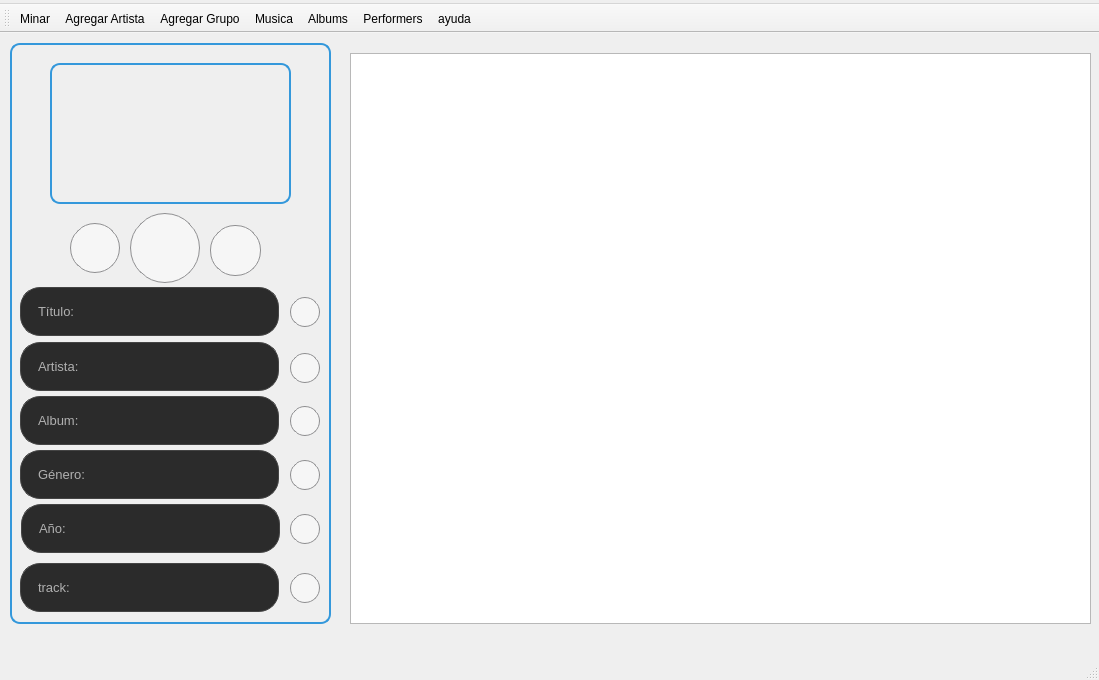
Ana-Luisa-GF/MyP-reproductorMP3-Ana-Luisa-GF, file src/mainwindow.ui: the form before one commit.
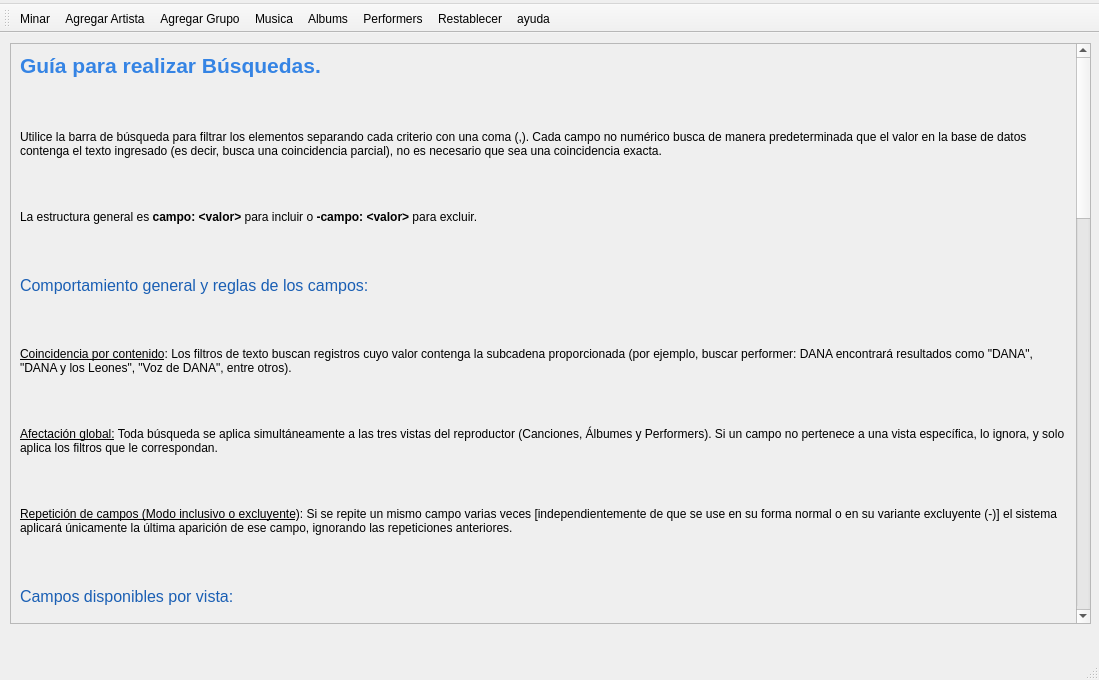
The form after the commit. The open tabs and pages were chosen to show the change. Icons and pictures are not drawn.

Commit message: Se añade boton para resetear las vistas y guía para realizar busquedas

The edit to the form file:
```diff
--- a/src/mainwindow.ui
+++ b/src/mainwindow.ui
@@ -1134,6 +1134,46 @@
       </widget>
      </widget>
     </widget>
+    <widget class="QWidget" name="page_7">
+     <widget class="QScrollArea" name="scrollArea">
+      <property name="geometry">
+       <rect>
+        <x>20</x>
+        <y>10</y>
+        <width>1081</width>
+        <height>581</height>
+       </rect>
+      </property>
+      <property name="layoutDirection">
+       <enum>Qt::LayoutDirection::LeftToRight</enum>
+      </property>
+      <property name="widgetResizable">
+       <bool>true</bool>
+      </property>
+      <widget class="QWidget" name="scrollAreaWidgetContents">
+       <property name="geometry">
+        <rect>
+         <x>0</x>
+         <y>0</y>
+         <width>1065</width>
+         <height>2479</height>
+        </rect>
+       </property>
+       <layout class="QVBoxLayout" name="verticalLayout">
+        <item>
+         <widget class="QLabel" name="label">
+          <property name="text">
+           <string>&lt;html&gt;&lt;head/&gt;&lt;body&gt;&lt;p&gt;&lt;span style=&quot; font-size:16pt; font-weight:700; color:#3584e4;&quot;&gt;Guía para realizar Búsquedas.&lt;/span&gt;&lt;/p&gt;&lt;p&gt;&lt;br/&gt;&lt;/p&gt;&lt;p&gt;Utilice la barra de búsqueda para filtrar los elementos separando cada criterio con una coma (,). Cada campo no numérico busca de manera predeterminada que el valor en la base de datos contenga el texto ingresado (es decir, busca una coincidencia parcial), no es necesario que sea una coincidencia exacta.&lt;/p&gt;&lt;p&gt;&lt;br/&gt;&lt;/p&gt;&lt;p&gt;La estructura general es &lt;span style=&quot; font-weight:700;&quot;&gt;campo: &amp;lt;valor&amp;gt;&lt;/span&gt; para incluir o &lt;span style=&quot; font-weight:700;&quot;&gt;-campo: &amp;lt;valor&amp;gt;&lt;/span&gt; para excluir.&lt;/p&gt;&lt;p&gt;&lt;br/&gt;&lt;/p&gt;&lt;p&gt;&lt;span style=&quot; font-size:12pt; color:#1a5fb4;&quot;&gt;Comportamiento general y reglas de los campos:&lt;/span&gt;&lt;/p&gt;&lt;p&gt;&lt;br/&gt;&lt;/p&gt;&lt;p&gt;&lt;span style=&quot; text-decoration: underline;&quot;&gt;Coincidencia por contenido&lt;/span&gt;: Los filtros de texto buscan registros cuyo valor contenga la subcadena proporcionada (por ejemplo, buscar performer: DANA encontrará resultados como &amp;quot;DANA&amp;quot;, &amp;quot;DANA y los Leones&amp;quot;, &amp;quot;Voz de DANA&amp;quot;, entre otros).&lt;/p&gt;&lt;p&gt;&lt;br/&gt;&lt;/p&gt;&lt;p&gt;&lt;span style=&quot; text-decoration: underline;&quot;&gt;Afectación global:&lt;/span&gt; Toda búsqueda se aplica simultáneamente a las tres vistas del reproductor (Canciones, Álbumes y Performers). Si un campo no pertenece a una vista específica, lo ignora, y solo aplica los filtros que le correspondan.&lt;/p&gt;&lt;p&gt;&lt;br/&gt;&lt;/p&gt;&lt;p&gt;&lt;span style=&quot; text-decoration: underline;&quot;&gt;Repetición de campos (Modo inclusivo o excluyente&lt;/span&gt;): Si se repite un mismo campo varias veces [independientemente de que se use en su forma normal o en su variante excluyente (-)] el sistema aplicará únicamente la última aparición de ese campo, ignorando las repeticiones anteriores.&lt;/p&gt;&lt;p&gt;&lt;br/&gt;&lt;/p&gt;&lt;p&gt;&lt;span style=&quot; font-size:12pt; color:#1a5fb4;&quot;&gt;Campos disponibles por vista:&lt;/span&gt;&lt;/p&gt;&lt;p&gt;&lt;br/&gt;&lt;/p&gt;&lt;p&gt;Vista Canciones:&lt;/p&gt;&lt;p&gt;&lt;br/&gt;&lt;/p&gt;&lt;p&gt;• performer: / -performer: (Filtra por el performer de la canción)&lt;/p&gt;&lt;p&gt;&lt;br/&gt;&lt;/p&gt;&lt;p&gt;• canción: / -canción: (Filtra por el título de la canción)&lt;/p&gt;&lt;p&gt;&lt;br/&gt;&lt;/p&gt;&lt;p&gt;• añoCancion: / -añoCancion: (Filtra por el año de lanzamiento de la canción)&lt;/p&gt;&lt;p&gt;&lt;br/&gt;&lt;/p&gt;&lt;p&gt;• genero: / -genero: (Filtra por género musical)&lt;/p&gt;&lt;p&gt;&lt;br/&gt;&lt;/p&gt;&lt;p&gt;• album: / -album: (Filtra por el álbum al que pertenece)&lt;/p&gt;&lt;p&gt;&lt;br/&gt;&lt;/p&gt;&lt;p&gt;Vista Álbumes:&lt;/p&gt;&lt;p&gt;&lt;br/&gt;&lt;/p&gt;&lt;p&gt;• album: / -album: (Filtra por el nombre del álbum)&lt;/p&gt;&lt;p&gt;&lt;br/&gt;&lt;/p&gt;&lt;p&gt;• añoAlbum: / -añoAlbum: (Filtra por el año del álbum)&lt;/p&gt;&lt;p&gt;&lt;br/&gt;&lt;/p&gt;&lt;p&gt;Vista Performers:&lt;/p&gt;&lt;p&gt;&lt;br/&gt;&lt;/p&gt;&lt;p&gt;• performer: / -performer: (Filtra por el nombre del intérprete)&lt;/p&gt;&lt;p&gt;&lt;br/&gt;&lt;/p&gt;&lt;p&gt;• grupos / -grupos (Filtro booleano sin valor: muestra únicamente grupos o los excluye)&lt;/p&gt;&lt;p&gt;&lt;br/&gt;&lt;/p&gt;&lt;p&gt;• personas / -personas (Filtro booleano sin valor: muestra únicamente personas/solistas o los excluye)&lt;/p&gt;&lt;p&gt;&lt;br/&gt;&lt;/p&gt;&lt;p&gt;&lt;br/&gt;&lt;/p&gt;&lt;p&gt;&lt;span style=&quot; font-size:12pt; color:#1a5fb4;&quot;&gt;Ejemplo de búsqueda:&lt;/span&gt;&lt;/p&gt;&lt;p&gt;&lt;br/&gt;&lt;/p&gt;&lt;p&gt;Si se introduce la siguiente cadena de búsqueda: &amp;quot;performer: DANA, -genero: rock, album: gatos, -añoCancion: 2000, añoAlbum: 2010, -grupos, personas&amp;quot;&lt;/p&gt;&lt;p&gt;&lt;br/&gt;&lt;/p&gt;&lt;p&gt;&lt;span style=&quot; text-decoration: underline;&quot;&gt;En la vista Canciones:&lt;/span&gt;&lt;/p&gt;&lt;p&gt;Se mostrarán las canciones cuyo intérprete contenga &amp;quot;DANA&amp;quot;, cuyo género no contenga &amp;quot;rock&amp;quot;, cuyo álbum contenga &amp;quot;gatos&amp;quot;, y que no sean del año 2000.&lt;/p&gt;&lt;p&gt;&lt;br/&gt;&lt;/p&gt;&lt;p&gt;&lt;span style=&quot; text-decoration: underline;&quot;&gt;En la vista Álbumes:&lt;/span&gt;&lt;/p&gt;&lt;p&gt;Se mostrarán los álbumes cuyo nombre contenga &amp;quot;gatos&amp;quot; y que sean del año 2010.&lt;/p&gt;&lt;p&gt;&lt;br/&gt;&lt;/p&gt;&lt;p&gt;&lt;span style=&quot; text-decoration: underline;&quot;&gt;En la vista Performers:&lt;/span&gt;&lt;/p&gt;&lt;p&gt;Se mostrarán los intérpretes cuyo nombre contenga &amp;quot;DANA&amp;quot;, que no soean clasificados como grupos y que sí sean personas.&lt;/p&gt;&lt;p&gt;&lt;br/&gt;&lt;/p&gt;&lt;p&gt;&lt;br/&gt;&lt;/p&gt;&lt;p&gt;Nota: Para volver a ver todas las canciones se puede presioner el boton &amp;quot;Reset&amp;quot; o realizar una busqueda vacía.&lt;/p&gt;&lt;/body&gt;&lt;/html&gt;</string>
+          </property>
+          <property name="wordWrap">
+           <bool>true</bool>
+          </property>
+         </widget>
+        </item>
+       </layout>
+      </widget>
+     </widget>
+    </widget>
    </widget>
   </widget>
   <widget class="QMenuBar" name="menubar">
@@ -1187,6 +1227,7 @@
    <addaction name="actionMusica"/>
    <addaction name="actionAlbums"/>
    <addaction name="actionPerformers"/>
+   <addaction name="actionRestablecer"/>
    <addaction name="actionayuda"/>
   </widget>
   <action name="actionMinar">
@@ -1252,6 +1293,15 @@
     <string>ayuda</string>
    </property>
   </action>
+  <action name="actionRestablecer">
+   <property name="icon">
+    <iconset resource="../iconos.qrc">
+     <normaloff>:/iconos/reset.png</normaloff>:/iconos/reset.png</iconset>
+   </property>
+   <property name="text">
+    <string>Restablecer</string>
+   </property>
+  </action>
  </widget>
  <resources>
   <include location="../iconos.qrc"/>
```
Left out of the diff: 2 changed lines with no effect on the pictures. The commit also changes 5 other files.
